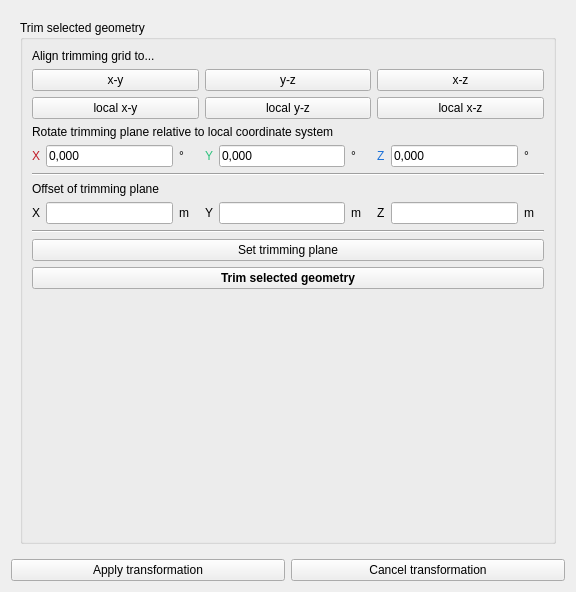
This is SIM-VICUS/src/SVPropEditGeometry.ui in Brockaaa/SIM-VICUS as Qt 5 draws it before an edit. The edited form follows.
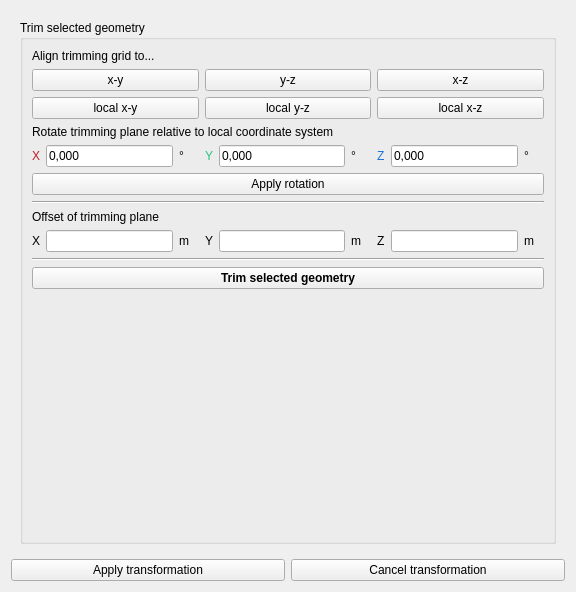
This is the edited form. Custom widgets are drawn as their Qt base class.

The edit to the form file:
```diff
--- a/SIM-VICUS/src/SVPropEditGeometry.ui
+++ b/SIM-VICUS/src/SVPropEditGeometry.ui
@@ -868,6 +868,13 @@
             </item>
            </layout>
           </item>
+          <item>
+           <widget class="QPushButton" name="pushButtonApplyTrimmingRotation">
+            <property name="text">
+             <string>Apply rotation</string>
+            </property>
+           </widget>
+          </item>
           <item>
            <widget class="Line" name="line">
             <property name="orientation">
@@ -962,13 +969,6 @@
             </property>
            </widget>
           </item>
-          <item>
-           <widget class="QPushButton" name="pushButtonApplyTrimmingRotation">
-            <property name="text">
-             <string>Set trimming plane</string>
-            </property>
-           </widget>
-          </item>
           <item>
            <widget class="QPushButton" name="pushButtonTrimPolygons">
             <property name="font">
```
